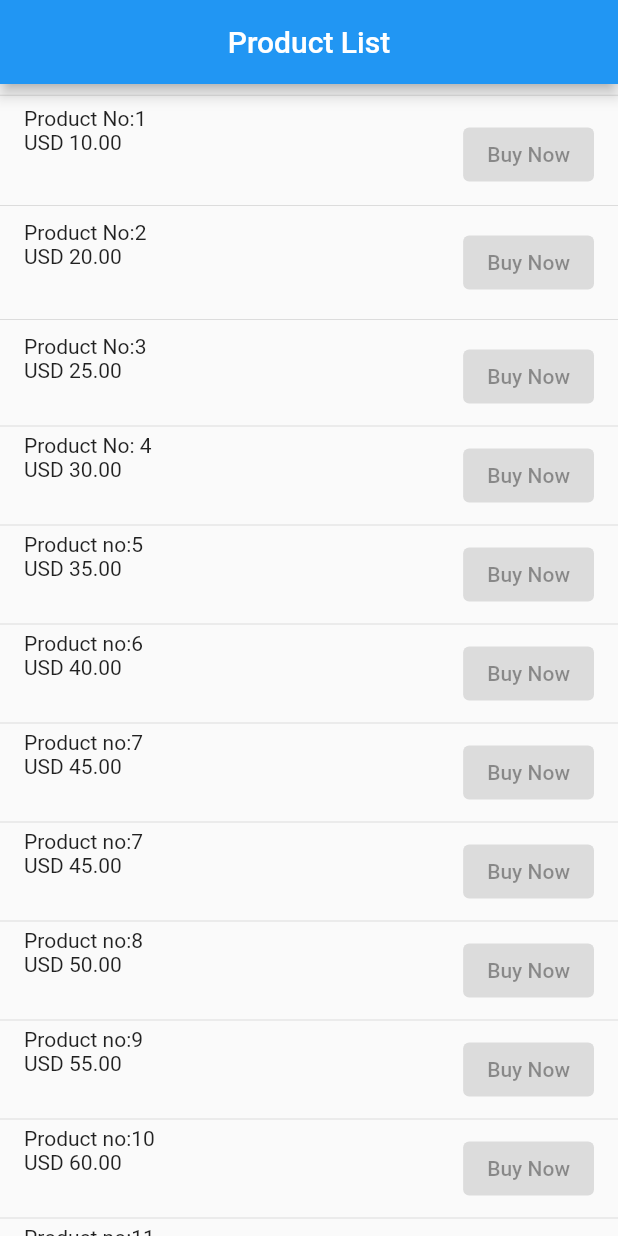
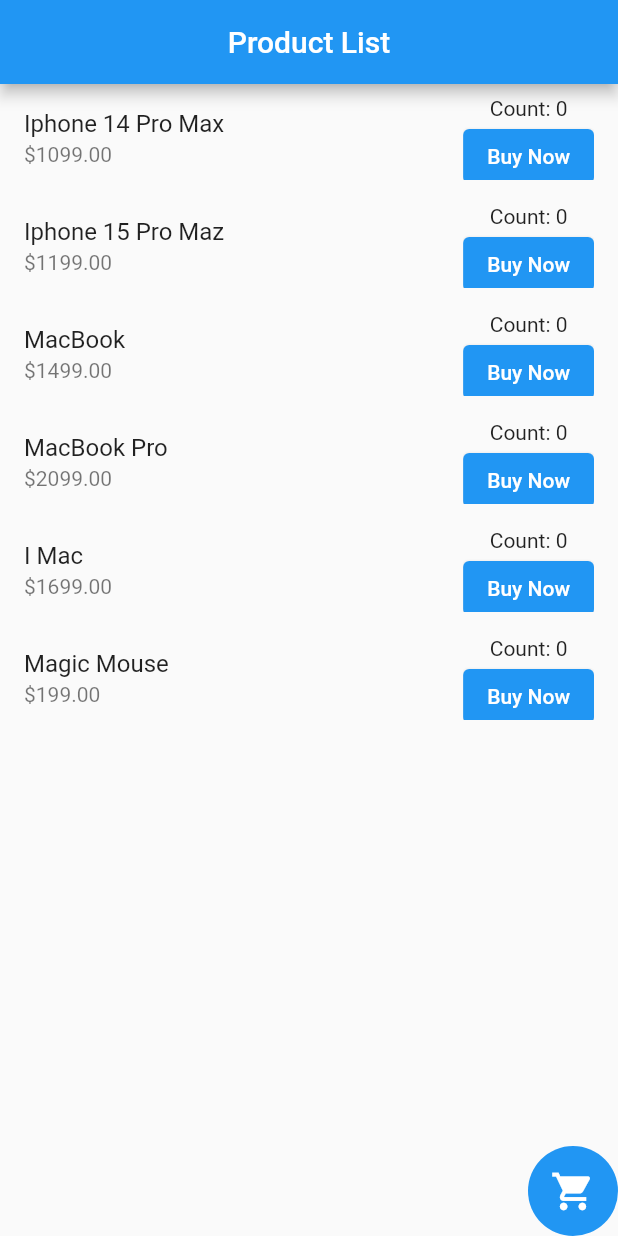
Before and after one commit to shahad7464/app_devolpment, a Flutter app: the screen it shows after launch, on a phone screen of 412 x 824 dp. Run offline on Flutter 3.47's test engine with Material 2 defaults, Android fonts, the phone set to English and light mode, and no system bars.

Commit message:
Module 7 Assignment is Done!!!

```diff
--- a/lib/main.dart
+++ b/lib/main.dart
@@ -1,197 +1,154 @@
 import 'package:flutter/material.dart';
 
-main() {
-  runApp(
-    const MyApp(),
-  );
+void main() {
+  runApp(MyApp());
 }
 
 class MyApp extends StatelessWidget {
-  const MyApp({Key? key}) : super(key: key);
-
   @override
   Widget build(BuildContext context) {
-    return const MaterialApp(
-      home: ProductList(),
+    return MaterialApp(
+      home: Scaffold(
+        appBar: AppBar(
+          title: Text('Product List'),
+          centerTitle: true,
+        ),
+        body: ProductList(),
+      ),
     );
   }
 }
 
+class Product {
+  final String name;
+  final double price;
+  int count;
+
+  Product({required this.name,required this.price, this.count =0 });
+}
+
 class ProductList extends StatefulWidget {
-  const ProductList({Key? key}) : super(key: key);
+  @override
+  _ProductListState createState() => _ProductListState();
+}
+
+class _ProductListState extends State<ProductList> {
+  List<Product> products = [
+    Product(name: 'Iphone 14 Pro Max', price: 1099),
+    Product(name: 'Iphone 15 Pro Maz', price: 1199),
+    Product(name: 'MacBook', price: 1499),
+    Product(name: 'MacBook Pro', price: 2099),
+    Product(name: 'I Mac', price: 1699),
+    Product(name: 'Magic Mouse', price: 199),
+
+  ];
+
+  void _incrementCount(int index) {
+    setState(() {
+      products[index].count++;
+      if (products[index].count == 5) {
+        showDialog(
+          context: context,
+          builder: (BuildContext context) {
+            return AlertDialog(
+              title: Text('Congratulations!'),
+              content: Text('You have bought 5 ${products[index].name}'),
+              actions: [
+                ElevatedButton(
+                  onPressed: () {
+                    Navigator.of(context).pop();
+                  },
+                  child: Text('OK'),
+                ),
+              ],
+            );
+          },
+        );
+      }
+    });
+  }
+
 
   @override
-  State<ProductList> createState() => _CounterScreenState();
+  Widget build(BuildContext context) {
+    return Column(
+      children: [
+        Expanded(
+          child: ListView.builder(
+            itemCount: products.length,
+            itemBuilder: (context, index) {
+              return ListTile(
+                title: Text(products[index].name),
+                subtitle: Text('\$${products[index].price.toStringAsFixed(2)}'),
+                trailing: SingleChildScrollView(
+                  child: Column(
+                    mainAxisSize: MainAxisSize.min,
+                    children: [
+                      Text('Count: ${products[index].count}'),
+                      ElevatedButton(onPressed:(){
+                        _incrementCount(index);
+                      }, child: Text('Buy Now'))
+                    ],
+                  ),
+                ),
+              );
+            },
+          ),
+        ),
+        Row(
+          mainAxisAlignment: MainAxisAlignment.end,
+          children: [
+            CircleAvatar(
+              backgroundColor: Colors.blue,
+              radius: 30,
+              child: Row(
+                mainAxisAlignment: MainAxisAlignment.center,
+                crossAxisAlignment: CrossAxisAlignment.center,
+                children: [
+                  IconButton(onPressed: (){
+                    Navigator.push(context,
+                      MaterialPageRoute(builder: (context) => CartPage(products)),
+                    );
+                  }, icon: Icon(Icons.shopping_cart),iconSize: 30,color: Colors.white,),
+                ],
+              ),
+            )
+          ],
+        )
+
+      ],
+    );
+  }
 }
 
-class _CounterScreenState extends State<ProductList> {
-  int counter = 0;
-  void incrementCounter() {}
+class CartPage extends StatelessWidget {
+  final List<Product> cartProducts;
+
+  CartPage(this.cartProducts);
+
+  int _totalItemCount() {
+    int total = 0;
+    for (var product in cartProducts) {
+      total += product.count;
+    }
+    return total;
+  }
 
   @override
   Widget build(BuildContext context) {
     return Scaffold(
       appBar: AppBar(
-        title: const Text('Product List'),
+        title: Text('Cart'),
         centerTitle: true,
       ),
-      body: ListView(
-        children: [
-          Divider(height: 15,),
-          ListTile(
-            leading: Column(
-              crossAxisAlignment: CrossAxisAlignment.start,
-              children: [
-                Text('Product No:1'),
-                Text('USD 10.00') ,
-              ],
-            ),
-            trailing: Column(
-              mainAxisAlignment: MainAxisAlignment.end,
-              children: [
-                ElevatedButton(onPressed: null, child: Text('Buy Now')),
-
-              ],
-            )
-          ),
-          Divider(height: 20),
-          ListTile(
-            leading: Column(
-              crossAxisAlignment: CrossAxisAlignment.start,
-              children: [
-                Text('Product No:2'),
-                Text('USD 20.00'),
-              ],
-            ),
-            trailing:ElevatedButton(onPressed: null, child: Text('Buy Now')),
-          ),
-          Divider(height: 20),
-          ListTile(
-            leading: Column(
-              crossAxisAlignment: CrossAxisAlignment.start,
-              children: [
-                Text('Product No:3'),
-                Text('USD 25.00'),
-              ],
-            ),
-            trailing:ElevatedButton(onPressed: null, child: Text('Buy Now')),
-          ),
-          Divider(height: 10),
-          ListTile(
-            leading: Column(
-              crossAxisAlignment: CrossAxisAlignment.start,
-              children: [
-                Text('Product No: 4'),
-                Text('USD 30.00'),
-              ],
-            ),
-            trailing:ElevatedButton(onPressed: null, child: Text('Buy Now')),
-          ),
-          Divider(height: 10),
-          ListTile(
-            leading: Column(
-              crossAxisAlignment: CrossAxisAlignment.start,
-              children: [
-                Text('Product no:5'),
-                Text('USD 35.00'),
-              ],
-            ),
-            trailing:ElevatedButton(onPressed: null, child: Text('Buy Now')),
-          ),
-          Divider(height: 10),
-          ListTile(
-            leading: Column(
-              crossAxisAlignment: CrossAxisAlignment.start,
-              children: [
-                Text('Product no:6'),
-                Text('USD 40.00'),
-              ],
-            ),
-            trailing:ElevatedButton(onPressed: null, child: Text('Buy Now')),
-
-          ),
-          Divider(height: 10),
-          ListTile(
-            leading: Column(
-              crossAxisAlignment: CrossAxisAlignment.start,
-              children: [
-                Text('Product no:7'),
-                Text('USD 45.00'),
-              ],
-            ),
-            trailing:ElevatedButton(onPressed: null, child: Text('Buy Now')),
-          ),
-          Divider(height: 10),
-          ListTile(
-            leading: Column(
-              crossAxisAlignment: CrossAxisAlignment.start,
-              children: [
-                Text('Product no:7'),
-                Text('USD 45.00'),
-              ],
-            ),
-            trailing:ElevatedButton(onPressed: null, child: Text('Buy Now')),
-          ),
-          Divider(height: 10),
-          ListTile(
-            leading: Column(
-              crossAxisAlignment: CrossAxisAlignment.start,
-              children: [
-                Text('Product no:8'),
-                Text('USD 50.00'),
-              ],
-            ),
-            trailing:ElevatedButton(onPressed: null, child: Text('Buy Now')),
-          ),
-          Divider(height: 10,),
-          ListTile(
-            leading: Column(
-              crossAxisAlignment: CrossAxisAlignment.start,
-              children: [
-                Text('Product no:9'),
-                Text('USD 55.00'),
-              ],
-            ),
-            trailing:ElevatedButton(onPressed: null, child: Text('Buy Now')),
-          ),
-          Divider(height: 10,),
-          ListTile(
-            leading: Column(
-              crossAxisAlignment: CrossAxisAlignment.start,
-              children: [
-                Text('Product no:10'),
-                Text('USD 60.00'),
-              ],
-            ),
-            trailing:ElevatedButton(onPressed: null, child: Text('Buy Now')),
-          ),
-          Divider(height: 10,),
-          ListTile(
-            leading: Column(
-              crossAxisAlignment: CrossAxisAlignment.start,
-              children: [
-                Text('Product no:11'),
-                Text('USD 65.00'),
-              ],
-            ),
-            trailing:ElevatedButton(onPressed: null, child: Text('Buy Now')),
-          ),
-          Divider(height: 10,),
-          ListTile(
-            leading: Column(
-              crossAxisAlignment: CrossAxisAlignment.start,
-              children: [
-                Text('Product no:12'),
-                Text('USD 70.00'),
-              ],
-            ),
-            trailing:ElevatedButton(onPressed: null, child: Text('Buy Now')),
-          )
-
-        ],
+      body: Center(
+        child: Column(
+          mainAxisAlignment: MainAxisAlignment.center,
+          children: [
+            Text('Total Items in Cart: ${_totalItemCount()}'),
+          ],
+        ),
       ),
-
-     );
-
+    );
   }
 }
```
